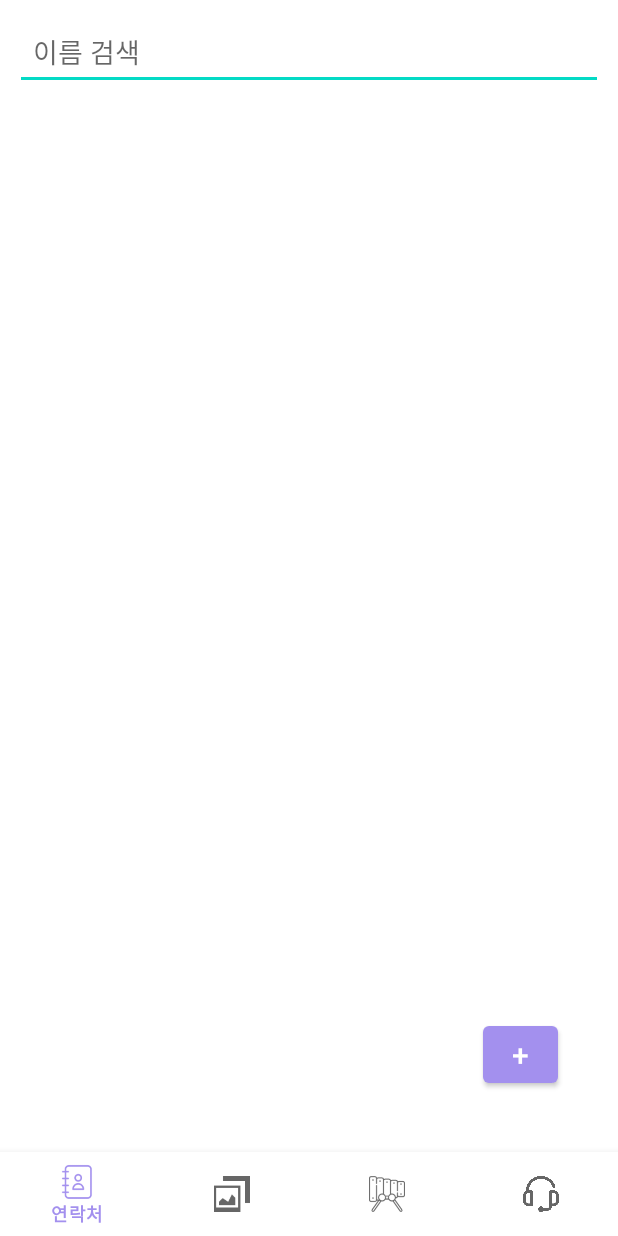
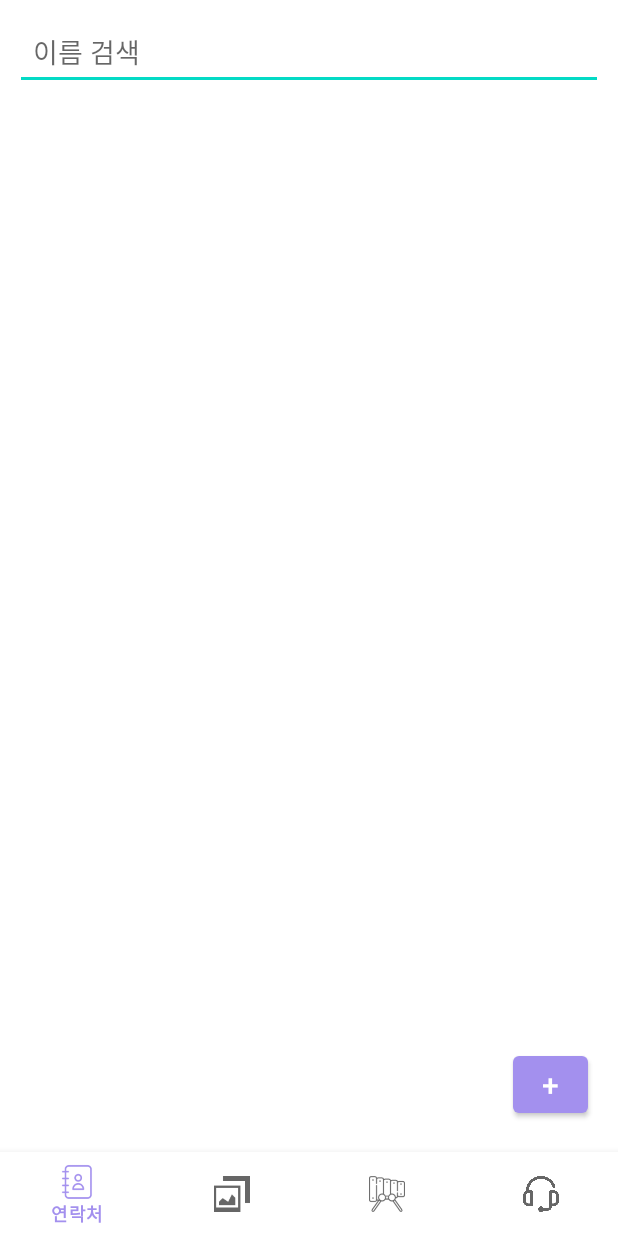
Before and after one commit to Jhanoo/FirstFlow, an Android app: the screen it shows after launch (MainActivity), on a phone screen of 412 x 824 dp. Run offline under Robolectric (Android 15) with nearby library versions, the phone set to English and light mode, and no system bars; 1 statement that could not run was skipped.

Commit message:
Contact탭 추가버튼 위치 조정

```diff
--- a/app/src/main/java/com/example/firstflow/fragment/XylophoneFragment.java
+++ b/app/src/main/java/com/example/firstflow/fragment/XylophoneFragment.java
@@ -126,8 +126,7 @@ public class XylophoneFragment extends Fragment {
                 public void onClick(View view) {
                     if (soundPoolLoaded) {
                         Handler handler = new Handler();
-
-                        soundPool.play(soundId, 5, 5, 1, 0, 1);
+                        soundPool.play(soundId, 1.0f, 1.0f, 1, 0, 1);
                         keyboard.setBackgroundColor(buttonColor);
 
                         // 누르면 색깔이 바뀌고 0.2초 후에 원래대로 돌아옴.
--- a/app/src/main/res/layout/fragment_contact.xml
+++ b/app/src/main/res/layout/fragment_contact.xml
@@ -42,8 +42,8 @@
             android:id="@+id/contact_addBtn"
             android:layout_width="50dp"
             android:layout_height="50dp"
-            android:layout_marginEnd="40dp"
-            android:layout_marginBottom="40dp"
+            android:layout_marginEnd="20dp"
+            android:layout_marginBottom="20dp"
             android:text="+"
             android:textSize="20sp"
             app:layout_constraintBottom_toBottomOf="parent"
```
